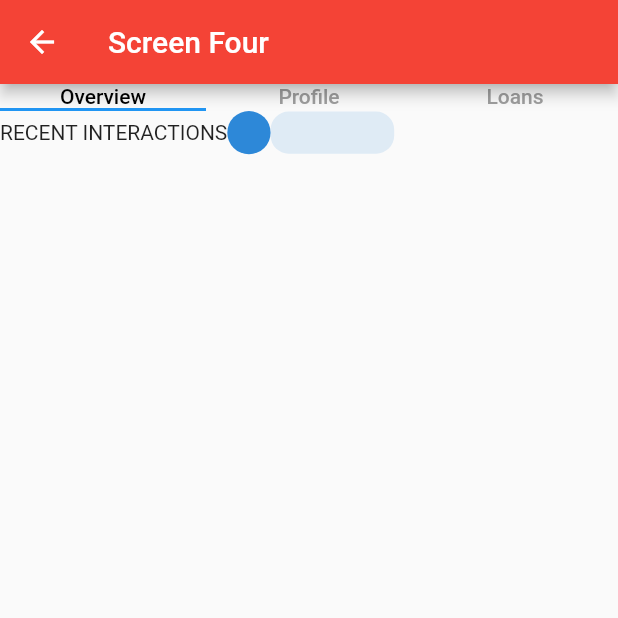
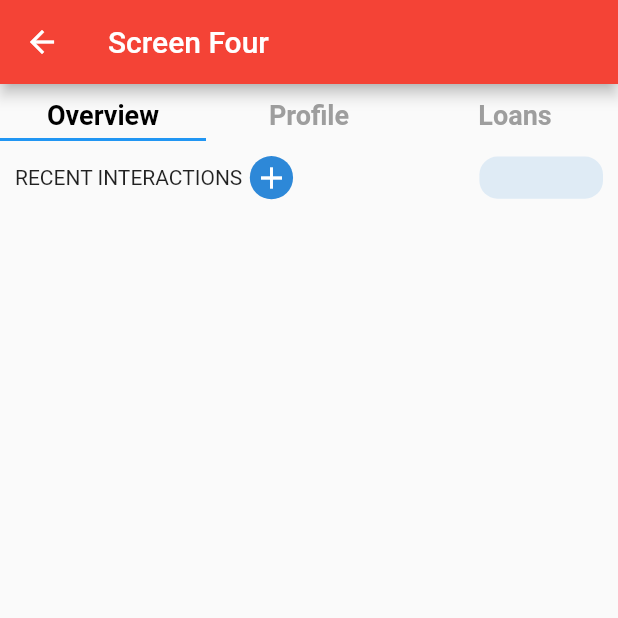
Before and after one commit to TonyoGodson/PixApp, a Flutter app: the ScreenFour screen opened by its route, on a phone screen of 412 x 824 dp, the top half of it. Run offline on Flutter 3.47's test engine with Material 2 defaults, Android fonts, the phone set to English and light mode, and no system bars; our stand-ins replace shared_preferences; accounts and stored records are empty.

Commit message:
tabs edited

```diff
--- a/lib/widgets/tabs.dart
+++ b/lib/widgets/tabs.dart
@@ -37,6 +37,8 @@ class _ClientTabState extends State<ClientTab> with SingleTickerProviderStateMix
                 child: TabBar(
                   controller: _tabController,
                   labelColor: Colors.black,
+                  labelPadding: const EdgeInsets.fromLTRB(10.0, 10.0, 10.0, 5.0),
+                  labelStyle: TextStyle(fontSize: 18.0, fontWeight: FontWeight.bold),
                   // labelPadding: const EdgeInsets.fromLTRB(20, 0, 10, 0),
                   // isScrollable: true,
                   unselectedLabelColor: Colors.grey,
@@ -53,11 +55,13 @@ class _ClientTabState extends State<ClientTab> with SingleTickerProviderStateMix
                 controller: _tabController,
                 children: [
                   Container(
+                    padding: const EdgeInsets.fromLTRB(10.0, 10.0, 10.0, 5.0),
                     child: Column(
                       children: [
                         Row(
                           children: [
                             const Text("RECENT INTERACTIONS"),
+                            SizedBox(width: 5.0),
                             Container(
                               width: MediaQuery.of(context).size.width * .07,
                               height: MediaQuery.of(context).size.width * .07,
@@ -65,7 +69,11 @@ class _ClientTabState extends State<ClientTab> with SingleTickerProviderStateMix
                                   shape: BoxShape.circle,
                                   color: Color(0xFF2D88D8)
                               ),
+                              child: Icon(Icons.add,
+                                color: Colors.white,
+                              ),
                             ),
+                            const Expanded(child: SizedBox()),
                             Container(
                               width: MediaQuery.of(context).size.width * .2,
                               height: MediaQuery.of(context).size.width * .068,
```
